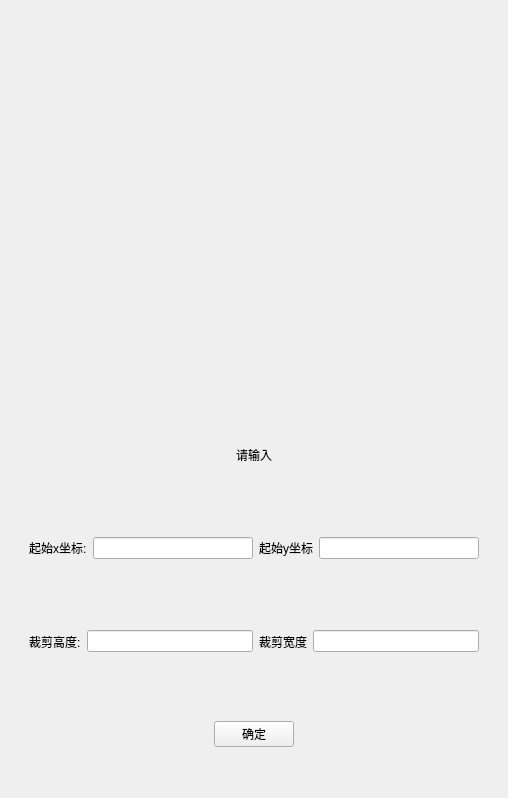
Before: the Qt Designer form ImageWithUI/tailor.ui in Obj4ct/ImageWithUI, drawn with Qt 5.
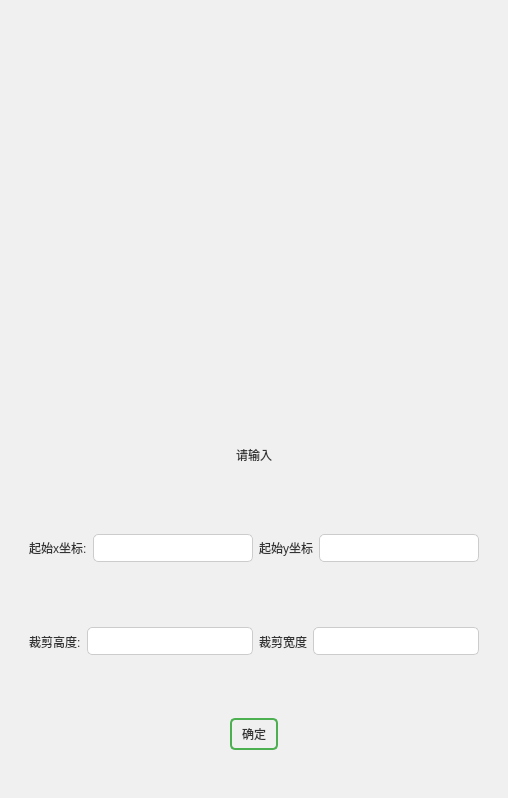
After: the same form once the commit is applied.

The edit to the form file:
```diff
--- a/ImageWithUI/tailor.ui
+++ b/ImageWithUI/tailor.ui
@@ -13,6 +13,87 @@
   <property name="windowTitle">
    <string>Form</string>
   </property>
+  <property name="styleSheet">
+   <string notr="true">/* QPushButton 样式 */
+QPushButton {
+    background-color: #4CAF50; /* 按钮背景颜色 */
+    color: white; /* 文本颜色 */
+    border: 2px solid #4CAF50; /* 边框样式 */
+    border-radius: 5px; /* 圆角半径 */
+    padding: 5px 10px; /* 内边距 */
+}
+
+QPushButton:hover {
+    background-color: #45a049; /* 鼠标悬停时的背景颜色 */
+}
+
+/* QSpacerItem 样式 */
+QSpacerItem {
+    /* 通常无需样式，仅用于占位 */
+
+}
+
+/* QWidget 样式 */
+QWidget {
+    background-color: #f0f0f0; /* 背景颜色 */
+    color: #333; /* 文本颜色 */
+}
+
+/* QLineEdit 样式 */
+QLineEdit {
+    background-color: #ffffff; /* 设置背景颜色为白色 */
+    border: 1px solid #ccc; /* 边框样式 */
+    border-radius: 5px; /* 圆角半径 */
+    padding: 5px; /* 内边距 */
+    color: #333; /* 文本颜色 */
+}
+
+QLineEdit:focus {
+    border-color: #007BFF; /* 获取焦点时的边框颜色 */
+}
+
+
+/* QMenu 样式 */
+QMenu {
+    background-color: #f0f0f0; /* 背景颜色 */
+    border: 1px solid #ccc; /* 边框样式 */
+}
+
+QMenu::item {
+    padding: 5px 20px; /* 内边距 */
+}
+
+QMenu::item:selected {
+    background-color: #007BFF; /* 选中项的背景颜色 */
+    color: white; /* 选中项的文本颜色 */
+}
+
+/* QAction 样式 */
+QAction {
+    background-color: transparent; /* 背景颜色透明 */
+    color: #333; /* 文本颜色 */
+}
+
+QAction:hover {
+    background-color: #e0e0e0; /* 鼠标悬停时的背景颜色 */
+}
+
+QAction:pressed {
+    background-color: #d4d4d4; /* 按下时的背景颜色 */
+}
+
+/* QStatusBar 样式 */
+QStatusBar {
+    background-color: #f0f0f0; /* 背景颜色 */
+    color: #333; /* 文本颜色 */
+    border-top: 1px solid #ccc; /* 顶部边框样式 */
+}
+
+QStatusBar::item {
+    border: none; /* 无边框 */
+}
+</string>
+  </property>
   <layout class="QVBoxLayout" name="verticalLayout_2">
    <item>
     <widget class="QLabel" name="imageLabel">
```
